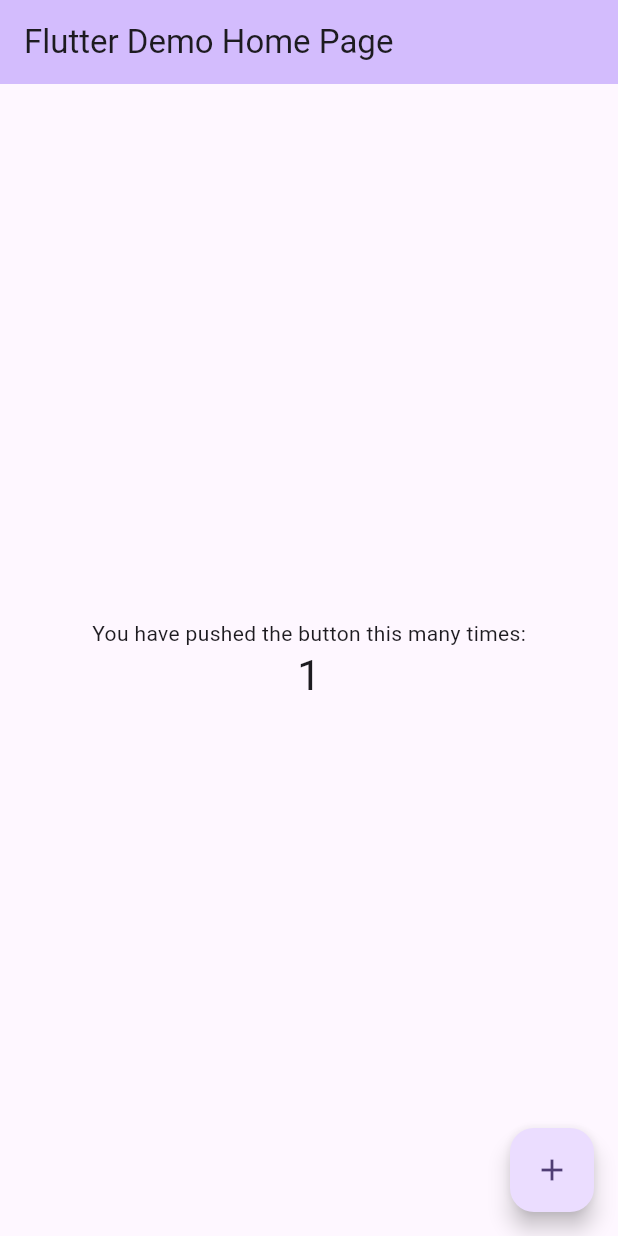
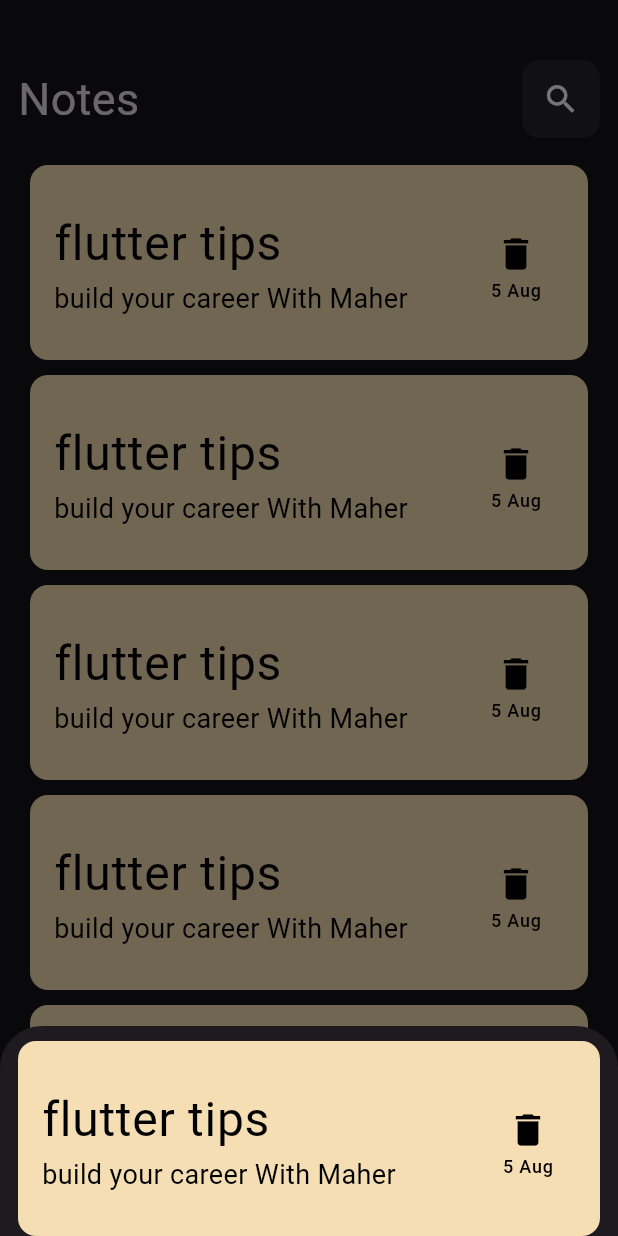
Before and after one commit to Maher35a/notes-app, a Flutter app: the screen it shows after launch, after a tap on the "add" icon, on a phone screen of 412 x 824 dp. Run offline on Flutter 3.47's test engine with Material 3 defaults, Android fonts, the phone set to English and light mode, and no system bars.

Commit message:
build maic screen

```diff
--- a/lib/main.dart
+++ b/lib/main.dart
@@ -1,9 +1,10 @@
 import 'package:flutter/material.dart';
+
+import 'views/home page.dart';
 
 void main() {
   runApp(const MyApp());
 }
-
 class MyApp extends StatelessWidget {
   const MyApp({super.key});
 
@@ -11,112 +12,13 @@ class MyApp extends StatelessWidget {
   @override
   Widget build(BuildContext context) {
     return MaterialApp(
-      title: 'Flutter Demo',
-      theme: ThemeData(
-        // This is the theme of your application.
-        //
-        // TRY THIS: Try running your application with "flutter run". You'll see
-        // the application has a purple toolbar. Then, without quitting the app,
-        // try changing the seedColor in the colorScheme below to Colors.green
-        // and then invoke "hot reload" (save your changes or press the "hot
-        // reload" button in a Flutter-supported IDE, or press "r" if you used
-        // the command line to start the app).
-        //
-        // Notice that the counter didn't reset back to zero; the application
-        // state is not lost during the reload. To reset the state, use hot
-        // restart instead.
-        //
-        // This works for code too, not just values: Most code changes can be
-        // tested with just a hot reload.
-        colorScheme: ColorScheme.fromSeed(seedColor: Colors.deepPurple),
+      debugShowCheckedModeBanner: false,
+      theme: ThemeData.dark(
       ),
-      home: const MyHomePage(title: 'Flutter Demo Home Page'),
+
+      home:homepage(),
+
+      // This trailing comma makes auto-formatting nicer for build methods.
     );
   }
 }
-
-class MyHomePage extends StatefulWidget {
-  const MyHomePage({super.key, required this.title});
-
-  // This widget is the home page of your application. It is stateful, meaning
-  // that it has a State object (defined below) that contains fields that affect
-  // how it looks.
-
-  // This class is the configuration for the state. It holds the values (in this
-  // case the title) provided by the parent (in this case the App widget) and
-  // used by the build method of the State. Fields in a Widget subclass are
-  // always marked "final".
-
-  final String title;
-
-  @override
-  State<MyHomePage> createState() => _MyHomePageState();
-}
-
-class _MyHomePageState extends State<MyHomePage> {
-  int _counter = 0;
-
-  void _incrementCounter() {
-    setState(() {
-      // This call to setState tells the Flutter framework that something has
-      // changed in this State, which causes it to rerun the build method below
-      // so that the display can reflect the updated values. If we changed
-      // _counter without calling setState(), then the build method would not be
-      // called again, and so nothing would appear to happen.
-      _counter++;
-    });
-  }
-
-  @override
-  Widget build(BuildContext context) {
-    // This method is rerun every time setState is called, for instance as done
-    // by the _incrementCounter method above.
-    //
-    // The Flutter framework has been optimized to make rerunning build methods
-    // fast, so that you can just rebuild anything that needs updating rather
-    // than having to individually change instances of widgets.
-    return Scaffold(
-      appBar: AppBar(
-        // TRY THIS: Try changing the color here to a specific color (to
-        // Colors.amber, perhaps?) and trigger a hot reload to see the AppBar
-        // change color while the other colors stay the same.
-        backgroundColor: Theme.of(context).colorScheme.inversePrimary,
-        // Here we take the value from the MyHomePage object that was created by
-        // the App.build method, and use it to set our appbar title.
-        title: Text(widget.title),
-      ),
-      body: Center(
-        // Center is a layout widget. It takes a single child and positions it
-        // in the middle of the parent.
-        child: Column(
-          // Column is also a layout widget. It takes a list of children and
-          // arranges them vertically. By default, it sizes itself to fit its
-          // children horizontally, and tries to be as tall as its parent.
-          //
-          // Column has various properties to control how it sizes itself and
-          // how it positions its children. Here we use mainAxisAlignment to
-          // center the children vertically; the main axis here is the vertical
-          // axis because Columns are vertical (the cross axis would be
-          // horizontal).
-          //
-          // TRY THIS: Invoke "debug painting" (choose the "Toggle Debug Paint"
-          // action in the IDE, or press "p" in the console), to see the
-          // wireframe for each widget.
-          mainAxisAlignment: MainAxisAlignment.center,
-          children: <Widget>[
-            const Text('You have pushed the button this many times:'),
-            Text(
-              '$_counter',
-              style: Theme.of(context).textTheme.headlineMedium,
-            ),
-          ],
-        ),
-      ),
-      floatingActionButton: FloatingActionButton(
-        onPressed: _incrementCounter,
-        tooltip: 'Increment',
-        child: const Icon(Icons.add),
-      ), // This trailing comma makes auto-formatting nicer for build methods.
-    );
-  }
-}
--- /dev/null
+++ b/lib/views/home page.dart
@@ -0,0 +1,26 @@
+import 'package:flutter/material.dart';
+import 'package:notesapp/views/widgets/Appbar_widget.dart';
+import 'package:notesapp/views/widgets/note-view-container.dart';
+import 'package:notesapp/views/widgets/scrollview.dart';
+
+class homepage extends StatelessWidget {
+  const homepage({super.key});
+
+  @override
+  Widget build(BuildContext context) {
+    return Scaffold(
+      body: const Column(children: [CustomAppbar(), Expanded(child: scrollview())]),
+      floatingActionButton: FloatingActionButton(
+        onPressed: (){
+          showModalBottomSheet(context: context, builder:(
+          context){
+            return noteViewContainer();
+          }
+
+          );
+        },
+        child: const Icon(Icons.add),
+      ),
+    );
+  }
+}
--- /dev/null
+++ b/lib/views/widgets/Appbar_widget.dart
@@ -0,0 +1,32 @@
+import 'package:flutter/material.dart';
+
+class CustomAppbar extends StatelessWidget {
+  const CustomAppbar({super.key});
+
+  @override
+  Widget build(BuildContext context) {
+    return Padding(
+      padding: const EdgeInsets.only(top: 40, left: 12,right: 12,),
+      child: Row(
+        children: [
+          Text ("Notes", style: TextStyle(fontSize: 30)),
+          Spacer(),
+          Container(
+            padding: EdgeInsets.all(2), // مسافة داخلية حول الأيقونة
+            decoration: BoxDecoration(
+              color: Colors.white.withOpacity(.08), // لون الخلفية
+              borderRadius: BorderRadius.circular(12), // حواف دائرية// إطار حدود
+            ),
+            child: IconButton(
+              onPressed: () {
+                // نفذ شيء هنا
+              },
+              icon: Icon(Icons.search, size: 25, color: Colors.white),
+            ),
+          )
+        ]
+      ),
+    )
+    ;
+  }
+}
--- /dev/null
+++ b/lib/views/widgets/note-view-container.dart
@@ -0,0 +1,53 @@
+import 'package:flutter/material.dart';
+
+class noteViewContainer extends StatelessWidget {
+  const noteViewContainer({super.key});
+
+  @override
+  Widget build(BuildContext context) {
+    return Padding(
+      padding: const EdgeInsets.only(top:10, left:12 , right: 12),
+      child: Container(
+        width: double.infinity,
+        decoration: BoxDecoration(
+          borderRadius: BorderRadius.circular(12),
+          color: Color(0xffF5DEB3),
+        ),
+        child: Padding(
+          padding: const EdgeInsets.only(top:20,bottom: 20),
+          child: ListTile(
+            title: Text(
+              'flutter tips',
+              style: TextStyle(fontSize: 32, color: Colors.black),
+            ),
+            subtitle: Text(
+              'build your career With Maher',
+              style: TextStyle(fontSize: 18, color: Colors.black),
+            ),
+            trailing: Column(
+
+              mainAxisAlignment: MainAxisAlignment.center,
+              children: [
+                Expanded(
+                  child: IconButton(
+                    icon: Icon(Icons.delete, color: Colors.black, size: 28),
+                    onPressed: () {},
+                  ),
+                ),
+                SizedBox(height: 20 ), // مسافة بسيطة
+                Expanded(
+                  child: Text(
+                    '5 Aug',
+                    style: TextStyle(fontSize: 12, color: Colors.black),
+                  ),
+                ),
+              ],
+            ),
+
+          ),
+        ),
+      ),
+    )
+    ;
+  }
+}
--- /dev/null
+++ b/lib/views/widgets/scrollview.dart
@@ -0,0 +1,18 @@
+import 'package:flutter/material.dart';
+
+import 'note-view-container.dart';
+
+class scrollview extends StatelessWidget {
+  const scrollview ({super.key});
+
+  @override
+  Widget build(BuildContext context) {
+    return   Padding(
+      padding: const EdgeInsets.all(8.0),
+      child: ListView.builder(
+        padding: EdgeInsets.zero,
+        itemBuilder: (context, index) =>  noteViewContainer(),
+      ),
+    );
+  }
+}
```
Also changed, not shown: pubspec.yaml (+7 -0 lines), lib/views/widgets/BottomSheetwidget.dart (added), pubspec.lock, 6 other files.
